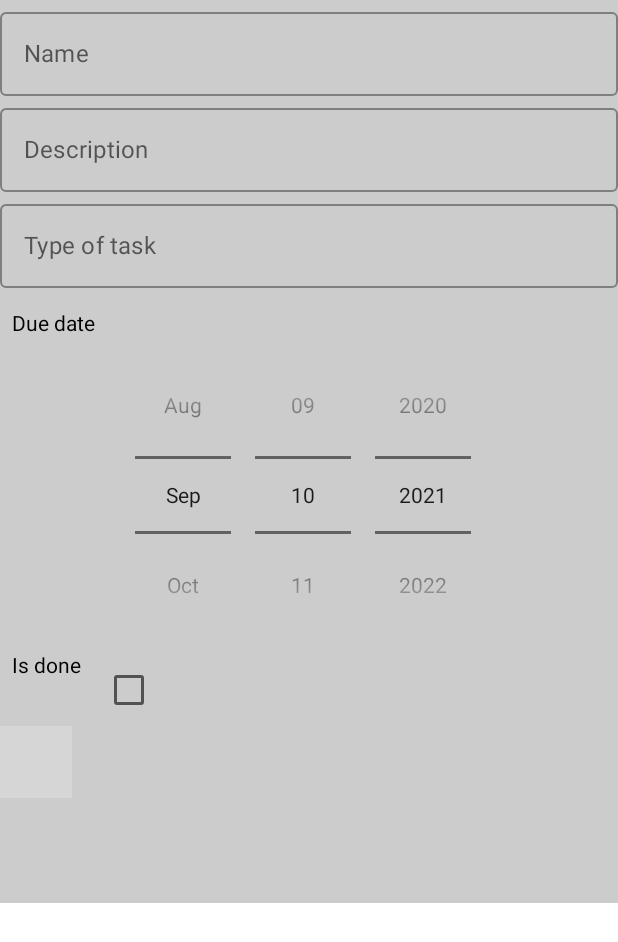
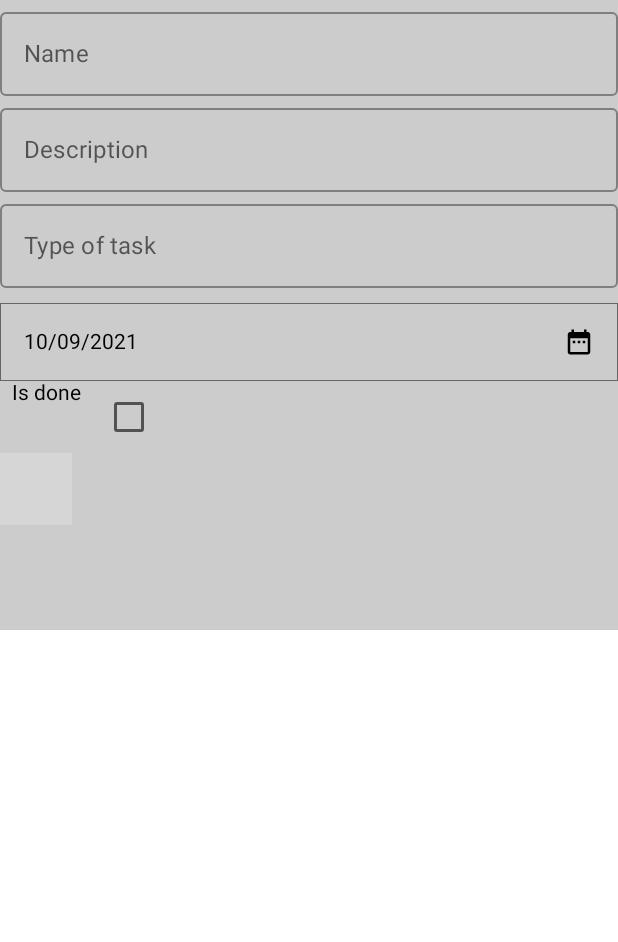
Before and after one commit to ccasanoval/Organizate3, an Android app built with Jetpack Compose: the @Preview function Body, on a phone screen of 412 x 824 dp. Shown: the top 942 px of the screen. Run offline under Robolectric (Android 15) with nearby library versions, the phone set to English and light mode, and no system bars; our stand-ins replace Room's generated code, constraintlayout-compose; 2 statements that could not run were skipped; grey boxes are pictures that could not be loaded.

Commit message:
DatePicker 2

```diff
--- a/app/build.gradle
+++ b/app/build.gradle
@@ -84,6 +84,7 @@ dependencies {
     implementation 'androidx.activity:activity-compose:1.3.1'
     implementation "androidx.paging:paging-compose:1.0.0-alpha12"
     implementation "androidx.navigation:navigation-compose:2.4.0-alpha08"
+    implementation "androidx.constraintlayout:constraintlayout-compose:1.0.0-beta02"
 
     /// Db
     def room_version = "2.3.0"
--- a/app/src/main/java/com/cesoft/organizate3/ui/MainActivity.kt
+++ b/app/src/main/java/com/cesoft/organizate3/ui/MainActivity.kt
@@ -3,6 +3,7 @@ package com.cesoft.organizate3.ui
 import android.os.Bundle
 import androidx.activity.ComponentActivity
 import androidx.activity.compose.setContent
+import androidx.appcompat.app.AppCompatActivity
 import com.cesoft.organizate3.ui.screen.tasklist.MainScreen
 import com.cesoft.organizate3.ui.theme.Organizate3Theme
 
@@ -17,7 +18,7 @@ import com.cesoft.organizate3.ui.theme.Organizate3Theme
 // Photo for tasks
 //
 
-class MainActivity : ComponentActivity() {
+class MainActivity : AppCompatActivity() {// ComponentActivity() {
     override fun onCreate(savedInstanceState: Bundle?) {
         super.onCreate(savedInstanceState)
         setContent {
--- a/app/src/main/java/com/cesoft/organizate3/ui/composables/DatePickerCompo.kt
+++ b/app/src/main/java/com/cesoft/organizate3/ui/composables/DatePickerCompo.kt
@@ -2,25 +2,46 @@ package com.cesoft.organizate3.ui.composables
 
 import android.view.LayoutInflater
 import android.widget.DatePicker
+import androidx.annotation.StringRes
+import androidx.appcompat.app.AppCompatActivity
+import androidx.compose.foundation.border
+import androidx.compose.foundation.clickable
+import androidx.compose.foundation.layout.Box
 import androidx.compose.foundation.layout.Column
+import androidx.compose.foundation.layout.fillMaxSize
 import androidx.compose.foundation.layout.fillMaxWidth
 import androidx.compose.foundation.layout.padding
+import androidx.compose.foundation.layout.size
+import androidx.compose.foundation.layout.wrapContentSize
+import androidx.compose.material.Icon
+import androidx.compose.material.MaterialTheme
 import androidx.compose.material.Text
+import androidx.compose.material.icons.Icons
+import androidx.compose.material.icons.filled.DateRange
 import androidx.compose.runtime.Composable
+import androidx.compose.ui.Alignment
+import androidx.compose.ui.ExperimentalComposeUiApi
 import androidx.compose.ui.Modifier
+import androidx.compose.ui.platform.LocalContext
 import androidx.compose.ui.res.stringResource
 import androidx.compose.ui.unit.dp
 import androidx.compose.ui.viewinterop.AndroidView
+import androidx.constraintlayout.compose.ConstraintLayout
+import androidx.constraintlayout.compose.Dimension
 import com.cesoft.organizate3.R
+import com.google.android.material.datepicker.MaterialDatePicker
+import java.text.SimpleDateFormat
 import java.util.*
 
 
 //https://github.com/vanpra/compose-material-dialogs
 @Composable
-fun DatePickerCompo(value: Date, label: Int, onDateSelected: (Date) -> Unit) {
+fun DatePickerCompo(value: Date, @StringRes label: Int, onDateSelected: (Date) -> Unit) {
     Column {
         Text(stringResource(label), Modifier.padding(8.dp, 16.dp, 0.dp, 0.dp))
-        AndroidView(modifier = Modifier.fillMaxWidth().padding(0.dp), factory = { context ->
+        AndroidView(modifier = Modifier
+            .fillMaxWidth()
+            .padding(0.dp), factory = { context ->
             val view = LayoutInflater.from(context).inflate(R.layout.datepicker, null)
             val datePicker = view.findViewById<DatePicker>(R.id.datePicker)
             val calendar = Calendar.getInstance()
@@ -39,3 +60,72 @@ fun DatePickerCompo(value: Date, label: Int, onDateSelected: (Date) -> Unit) {
         })
     }
 }
+
+@ExperimentalComposeUiApi
+@Composable
+fun DateFieldCompo(
+    value: Date? = null,
+    @StringRes label: Int = R.string.field_due_date,
+    updatedDate: (date: Date?) -> Unit,
+) {
+    val activity = LocalContext.current as AppCompatActivity
+    fun showDatePicker(updatedDate: (Date?) -> Unit) {
+        val picker = MaterialDatePicker.Builder.datePicker().build()
+        picker.show(activity.supportFragmentManager, picker.toString())
+        picker.addOnPositiveButtonClickListener {
+            updatedDate(Date(it))
+        }
+    }
+    fun Date.dateFormatter() : String {
+        this.time.let {
+            val formatter = SimpleDateFormat("dd/MM/yyyy", Locale.US)
+            val calendar: Calendar = Calendar.getInstance()
+            calendar.timeInMillis = it
+            return formatter.format(calendar.time)
+        }
+    }
+
+    Box(
+        modifier = Modifier
+            .fillMaxSize()
+            .wrapContentSize(Alignment.TopStart)
+            .padding(top = 10.dp)
+            .border(0.5.dp, MaterialTheme.colors.onSurface.copy(alpha = 0.5f))
+            .clickable {
+                showDatePicker(updatedDate)
+            }
+    ) {
+        ConstraintLayout(
+            modifier = Modifier
+                .fillMaxWidth()
+                .padding(16.dp)
+        ) {
+            val (lable, iconView) = createRefs()
+            Text(
+                text = value?.dateFormatter() ?: stringResource(label),
+                color = MaterialTheme.colors.onSurface,
+                modifier = Modifier
+                    .fillMaxWidth()
+                    .constrainAs(lable) {
+                        top.linkTo(parent.top)
+                        bottom.linkTo(parent.bottom)
+                        start.linkTo(parent.start)
+                        end.linkTo(iconView.start)
+                        width = Dimension.fillToConstraints
+                    }
+            )
+            Icon(
+                imageVector = Icons.Default.DateRange,
+                contentDescription = null,
+                modifier = Modifier
+                    .size(20.dp, 20.dp)
+                    .constrainAs(iconView) {
+                        end.linkTo(parent.end)
+                        top.linkTo(parent.top)
+                        bottom.linkTo(parent.bottom)
+                    },
+                tint = MaterialTheme.colors.onSurface
+            )
+        }
+    }
+}
--- a/app/src/main/java/com/cesoft/organizate3/ui/screen/taskadd/AddTaskScreen.kt
+++ b/app/src/main/java/com/cesoft/organizate3/ui/screen/taskadd/AddTaskScreen.kt
@@ -20,6 +20,7 @@ import androidx.compose.runtime.collectAsState
 import androidx.compose.runtime.getValue
 import androidx.compose.runtime.rememberCoroutineScope
 import androidx.compose.ui.Alignment
+import androidx.compose.ui.ExperimentalComposeUiApi
 import androidx.compose.ui.Modifier
 import androidx.compose.ui.graphics.Color
 import androidx.compose.ui.res.stringResource
@@ -29,7 +30,7 @@ import androidx.lifecycle.viewmodel.compose.viewModel
 import androidx.navigation.NavHostController
 import com.cesoft.organizate3.R
 import com.cesoft.organizate3.ui.composables.CheckboxCompo
-import com.cesoft.organizate3.ui.composables.DatePickerCompo
+import com.cesoft.organizate3.ui.composables.DateFieldCompo
 import com.cesoft.organizate3.ui.composables.MapCompo
 import com.cesoft.organizate3.ui.composables.TextFieldAutoCompo
 import com.cesoft.organizate3.ui.composables.TextFieldCompo
@@ -42,10 +43,10 @@ import com.cesoft.organizate3.ui.screen.taskadd.AddTaskViewModel.Field
 import com.google.android.libraries.maps.model.LatLng
 
 
+@ExperimentalComposeUiApi
 @Composable
 fun AddTaskScreen(navController: NavHostController) {
     android.util.Log.e("AddTaskScreen", "AddTaskScreen----------------------0")
-
     Scaffold(
         topBar = { TopBar() },
         bottomBar = { MainBottomNavigation(navController) }
@@ -83,6 +84,7 @@ private fun TopBar() {
     )
 }
 
+@ExperimentalComposeUiApi
 @Preview
 @Composable
 private fun Body() {
@@ -126,10 +128,12 @@ private fun Body() {
             changeField(Field.Type, it)
         }
         // Date picker
-        DatePickerCompo(dueDate, R.string.field_due_date) {
+        //DatePickerCompo(dueDate, R.string.field_due_date) {
+        DateFieldCompo(dueDate, R.string.field_due_date) {
             changeField(Field.DueDate, it)
             android.util.Log.e("AddTaskScreen", "Body----------------------date=$it")
         }
+
         // Done
         CheckboxCompo(done, R.string.field_done) {
             changeField(Field.Done, it)
--- a/app/src/main/res/layout/datepicker.xml
+++ b/app/src/main/res/layout/datepicker.xml
@@ -5,4 +5,4 @@
     android:layout_height="100dp"
     android:padding="0dp"
     android:calendarViewShown="false"
-    android:datePickerMode="spinner" />
+    android:datePickerMode="calendar" />
```
